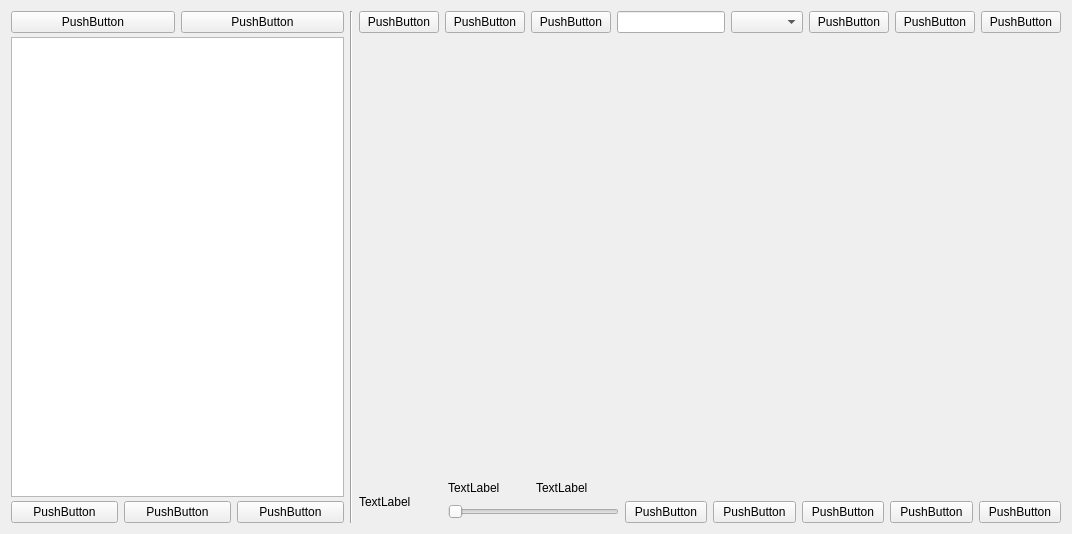
First picture: the form in UPlayer/UPlayer.ui, repository crablet/UPlayer, before the edit.
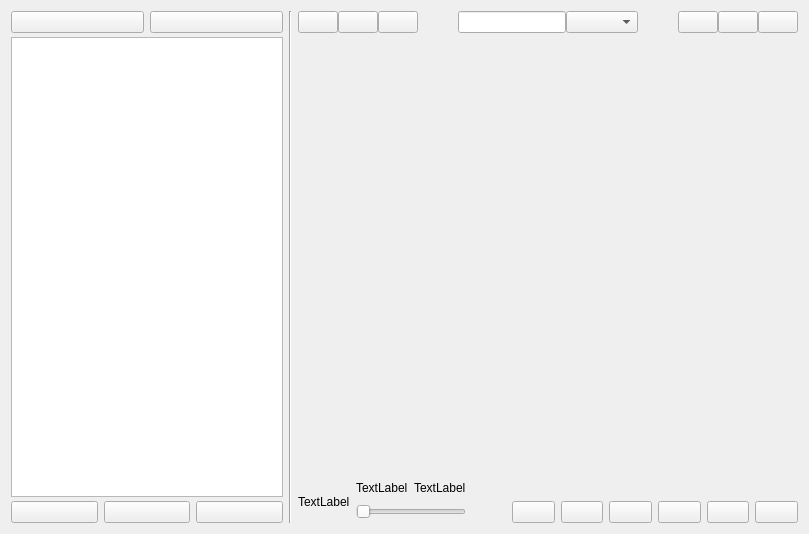
Second picture: the form after the edit. Icons and pictures are not drawn.

Commit message: Added new icons and implemented min/max/normal buttons.

Patch:
```diff
--- a/UPlayer/UPlayer.ui
+++ b/UPlayer/UPlayer.ui
@@ -6,7 +6,7 @@
    <rect>
     <x>0</x>
     <y>0</y>
-    <width>1072</width>
+    <width>809</width>
     <height>534</height>
    </rect>
   </property>
@@ -23,6 +23,12 @@
    <layout class="QHBoxLayout" name="horizontalLayout">
     <item>
      <widget class="QGroupBox" name="groupBox">
+      <property name="maximumSize">
+       <size>
+        <width>400</width>
+        <height>16777215</height>
+       </size>
+      </property>
       <property name="styleSheet">
        <string notr="true"/>
       </property>
@@ -66,14 +72,22 @@
           <item>
            <widget class="QPushButton" name="SongListButton">
             <property name="text">
-             <string>PushButton</string>
+             <string/>
+            </property>
+            <property name="icon">
+             <iconset>
+              <normaloff>Resources/Black/icon_065.png</normaloff>Resources/Black/icon_065.png</iconset>
             </property>
            </widget>
           </item>
           <item>
            <widget class="QPushButton" name="AlbumButton">
             <property name="text">
-             <string>PushButton</string>
+             <string/>
+            </property>
+            <property name="icon">
+             <iconset>
+              <normaloff>Resources/Black/icon_202.png</normaloff>Resources/Black/icon_202.png</iconset>
             </property>
            </widget>
           </item>
@@ -104,21 +118,34 @@
           <item>
            <widget class="QPushButton" name="PreviousSongButton">
             <property name="text">
-             <string>PushButton</string>
+             <string/>
+            </property>
+            <property name="icon">
+             <iconset>
+              <normaloff>Resources/Black/icon_157.png</normaloff>Resources/Black/icon_157.png</iconset>
             </property>
            </widget>
           </item>
           <item>
            <widget class="QPushButton" name="StopSongButton">
             <property name="text">
-             <string>PushButton</string>
+             <string/>
+            </property>
+            <property name="icon">
+             <iconset>
+              <normaloff>Resources/Black/icon_154.png</normaloff>
+              <normalon>Resources/Black/icon_152.png</normalon>Resources/Black/icon_154.png</iconset>
             </property>
            </widget>
           </item>
           <item>
            <widget class="QPushButton" name="NextSongButton">
             <property name="text">
-             <string>PushButton</string>
+             <string/>
+            </property>
+            <property name="icon">
+             <iconset>
+              <normaloff>Resources/Black/icon_158.png</normaloff>Resources/Black/icon_158.png</iconset>
             </property>
            </widget>
           </item>
@@ -162,6 +189,9 @@
           <string/>
          </property>
          <layout class="QHBoxLayout" name="horizontalLayout_4">
+          <property name="spacing">
+           <number>0</number>
+          </property>
           <property name="leftMargin">
            <number>0</number>
           </property>
@@ -177,48 +207,101 @@
           <item>
            <widget class="QPushButton" name="PreviousPageButton">
             <property name="text">
-             <string>PushButton</string>
+             <string/>
+            </property>
+            <property name="icon">
+             <iconset>
+              <normaloff>Resources/Black/icon_001.png</normaloff>Resources/Black/icon_001.png</iconset>
             </property>
            </widget>
           </item>
           <item>
            <widget class="QPushButton" name="NextPageButton">
             <property name="text">
-             <string>PushButton</string>
+             <string/>
+            </property>
+            <property name="icon">
+             <iconset>
+              <normaloff>Resources/Black/icon_002.png</normaloff>Resources/Black/icon_002.png</iconset>
             </property>
            </widget>
           </item>
           <item>
            <widget class="QPushButton" name="RefreshPageButton">
             <property name="text">
-             <string>PushButton</string>
+             <string/>
+            </property>
+            <property name="icon">
+             <iconset>
+              <normaloff>Resources/Black/icon_019.png</normaloff>Resources/Black/icon_019.png</iconset>
             </property>
            </widget>
           </item>
+          <item>
+           <spacer name="horizontalSpacer_2">
+            <property name="orientation">
+             <enum>Qt::Horizontal</enum>
+            </property>
+            <property name="sizeHint" stdset="0">
+             <size>
+              <width>40</width>
+              <height>20</height>
+             </size>
+            </property>
+           </spacer>
+          </item>
           <item>
            <widget class="QLineEdit" name="SearshSongBox"/>
           </item>
           <item>
            <widget class="QComboBox" name="SearchEngineBox"/>
           </item>
+          <item>
+           <spacer name="horizontalSpacer">
+            <property name="orientation">
+             <enum>Qt::Horizontal</enum>
+            </property>
+            <property name="sizeHint" stdset="0">
+             <size>
+              <width>40</width>
+              <height>20</height>
+             </size>
+            </property>
+           </spacer>
+          </item>
           <item>
            <widget class="QPushButton" name="MinimizeButton">
+            <property name="styleSheet">
+             <string notr="true"/>
+            </property>
             <property name="text">
-             <string>PushButton</string>
+             <string/>
+            </property>
+            <property name="icon">
+             <iconset>
+              <normaloff>Resources/Black/icon_074.png</normaloff>Resources/Black/icon_074.png</iconset>
             </property>
            </widget>
           </item>
           <item>
            <widget class="QPushButton" name="MaximizeButton">
             <property name="text">
-             <string>PushButton</string>
+             <string/>
+            </property>
+            <property name="icon">
+             <iconset>
+              <normaloff>Resources/Black/icon_163.png</normaloff>Resources/Black/icon_163.png</iconset>
             </property>
            </widget>
           </item>
           <item>
            <widget class="QPushButton" name="CloseButton">
             <property name="text">
-             <string>PushButton</string>
+             <string/>
+            </property>
+            <property name="icon">
+             <iconset>
+              <normaloff>Resources/Black/icon_076.png</normaloff>Resources/Black/icon_076.png</iconset>
             </property>
            </widget>
           </item>
@@ -256,13 +339,6 @@
           <property name="bottomMargin">
            <number>0</number>
           </property>
-          <item row="1" column="3">
-           <widget class="QPushButton" name="ILikeButton">
-            <property name="text">
-             <string>PushButton</string>
-            </property>
-           </widget>
-          </item>
           <item row="0" column="1">
            <widget class="QLabel" name="SongInfoLabel">
             <property name="text">
@@ -277,38 +353,36 @@
             </property>
            </widget>
           </item>
-          <item row="1" column="6">
-           <widget class="QPushButton" name="VolumeButton">
-            <property name="text">
-             <string>PushButton</string>
-            </property>
-           </widget>
-          </item>
-          <item row="1" column="5">
-           <widget class="QPushButton" name="MoreInfoButton">
-            <property name="text">
-             <string>PushButton</string>
-            </property>
-           </widget>
-          </item>
-          <item row="1" column="1" colspan="2">
-           <widget class="QSlider" name="ProcessBarSlider">
-            <property name="orientation">
-             <enum>Qt::Horizontal</enum>
-            </property>
-           </widget>
-          </item>
-          <item row="1" column="4">
-           <widget class="QPushButton" name="DownloadButton">
-            <property name="text">
-             <string>PushButton</string>
-            </property>
-           </widget>
-          </item>
           <item row="1" column="7">
+           <widget class="QPushButton" name="VolumeButton">
+            <property name="text">
+             <string/>
+            </property>
+            <property name="icon">
+             <iconset>
+              <normaloff>Resources/Black/icon_023.png</normaloff>Resources/Black/icon_023.png</iconset>
+            </property>
+           </widget>
+          </item>
+          <item row="1" column="8">
            <widget class="QPushButton" name="BtmSongListButton">
             <property name="text">
-             <string>PushButton</string>
+             <string/>
+            </property>
+            <property name="icon">
+             <iconset>
+              <normaloff>Resources/Black/icon_159.png</normaloff>Resources/Black/icon_159.png</iconset>
+            </property>
+           </widget>
+          </item>
+          <item row="1" column="9">
+           <widget class="QPushButton" name="pushButton">
+            <property name="text">
+             <string/>
+            </property>
+            <property name="icon">
+             <iconset>
+              <normaloff>Resources/Black/icon_065.png</normaloff>Resources/Black/icon_065.png</iconset>
             </property>
            </widget>
           </item>
@@ -319,6 +393,63 @@
             </property>
            </widget>
           </item>
+          <item row="1" column="5">
+           <widget class="QPushButton" name="DownloadButton">
+            <property name="text">
+             <string/>
+            </property>
+            <property name="icon">
+             <iconset>
+              <normaloff>Resources/Black/icon_052.png</normaloff>Resources/Black/icon_052.png</iconset>
+            </property>
+           </widget>
+          </item>
+          <item row="1" column="4">
+           <widget class="QPushButton" name="ILikeButton">
+            <property name="text">
+             <string/>
+            </property>
+            <property name="icon">
+             <iconset>
+              <normaloff>Resources/Black/icon_087.png</normaloff>
+              <normalon>Resources/Black/icon_086.png</normalon>Resources/Black/icon_087.png</iconset>
+            </property>
+           </widget>
+          </item>
+          <item row="1" column="1" colspan="2">
+           <widget class="QSlider" name="ProcessBarSlider">
+            <property name="orientation">
+             <enum>Qt::Horizontal</enum>
+            </property>
+           </widget>
+          </item>
+          <item row="1" column="6">
+           <widget class="QPushButton" name="MoreInfoButton">
+            <property name="text">
+             <string/>
+            </property>
+            <property name="icon">
+             <iconset>
+              <normaloff>Resources/Black/icon_246.png</normaloff>Resources/Black/icon_246.png</iconset>
+            </property>
+           </widget>
+          </item>
+          <item row="1" column="3">
+           <spacer name="horizontalSpacer_3">
+            <property name="orientation">
+             <enum>Qt::Horizontal</enum>
+            </property>
+            <property name="sizeType">
+             <enum>QSizePolicy::Fixed</enum>
+            </property>
+            <property name="sizeHint" stdset="0">
+             <size>
+              <width>40</width>
+              <height>20</height>
+             </size>
+            </property>
+           </spacer>
+          </item>
          </layout>
         </widget>
        </item>
```
The commit also changes 312 other files.
